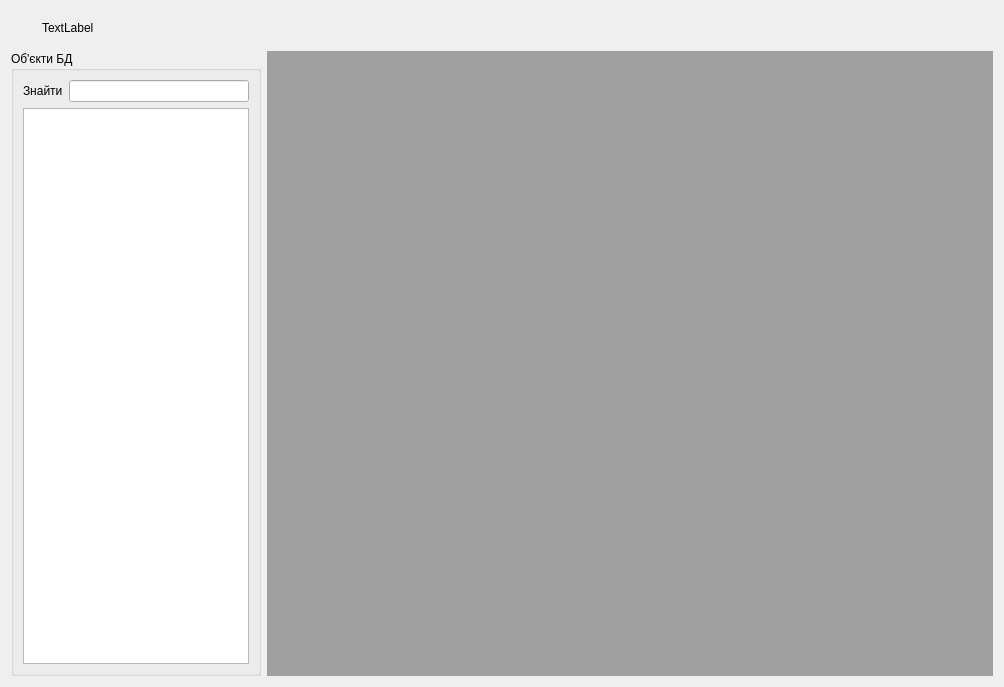
Before: the Qt Designer form DatabseDialog/databsedialog.ui in rust3128/Istari, drawn with Qt 5.
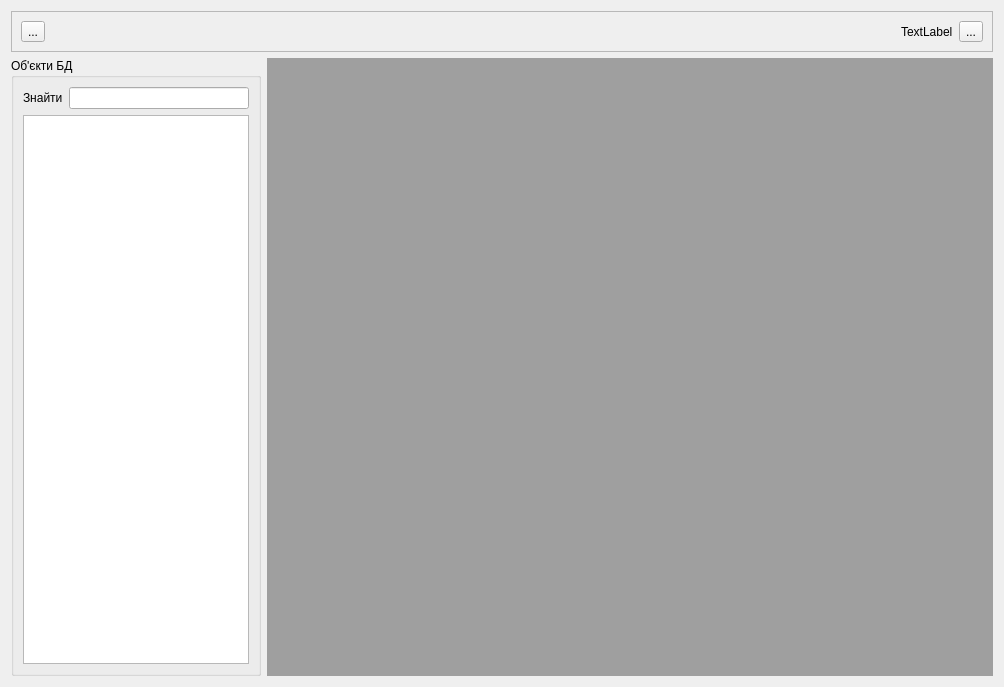
After: the same form once the commit is applied. Icons and pictures are not drawn.

The edit to the form file:
```diff
--- a/DatabseDialog/databsedialog.ui
+++ b/DatabseDialog/databsedialog.ui
@@ -13,7 +13,7 @@
   <property name="windowTitle">
    <string>Dialog</string>
   </property>
-  <layout class="QGridLayout" name="gridLayout_3">
+  <layout class="QGridLayout" name="gridLayout">
    <item row="1" column="0">
     <widget class="QGroupBox" name="groupBox">
      <property name="minimumSize">
@@ -32,7 +32,17 @@
       <string>Об'єкти БД</string>
      </property>
      <layout class="QGridLayout" name="gridLayout_2">
-      <item row="1" column="0" colspan="2">
+      <item row="1" column="1">
+       <widget class="QLineEdit" name="lineEditFilter"/>
+      </item>
+      <item row="1" column="0">
+       <widget class="QLabel" name="label">
+        <property name="text">
+         <string>Знайти</string>
+        </property>
+       </widget>
+      </item>
+      <item row="2" column="0" colspan="2">
        <widget class="QTreeView" name="treeViewDatabase">
         <property name="editTriggers">
          <set>QAbstractItemView::EditTrigger::NoEditTriggers</set>
@@ -45,16 +55,6 @@
         </property>
        </widget>
       </item>
-      <item row="0" column="0">
-       <widget class="QLabel" name="label">
-        <property name="text">
-         <string>Знайти</string>
-        </property>
-       </widget>
-      </item>
-      <item row="0" column="1">
-       <widget class="QLineEdit" name="lineEditFilter"/>
-      </item>
      </layout>
     </widget>
    </item>
@@ -84,9 +84,48 @@
     </widget>
    </item>
    <item row="0" column="0" colspan="2">
-    <widget class="QFrame" name="frameConnectionStatus">
-     <layout class="QGridLayout" name="gridLayout">
-      <item row="0" column="0">
+    <widget class="QFrame" name="frame">
+     <property name="frameShape">
+      <enum>QFrame::Shape::StyledPanel</enum>
+     </property>
+     <property name="frameShadow">
+      <enum>QFrame::Shadow::Raised</enum>
+     </property>
+     <layout class="QHBoxLayout" name="horizontalLayout">
+      <item>
+       <widget class="QToolButton" name="toolButtonSQLEditor">
+        <property name="toolTip">
+         <string>&lt;html&gt;&lt;head/&gt;&lt;body&gt;&lt;p&gt;SQL Редактор (&lt;span style=&quot; font-weight:700;&quot;&gt;F12&lt;/span&gt;)&lt;/p&gt;&lt;/body&gt;&lt;/html&gt;</string>
+        </property>
+        <property name="text">
+         <string>...</string>
+        </property>
+        <property name="icon">
+         <iconset resource="../resourses.qrc">
+          <normaloff>:/Resources/Images/sql_editor.png</normaloff>:/Resources/Images/sql_editor.png</iconset>
+        </property>
+        <property name="iconSize">
+         <size>
+          <width>24</width>
+          <height>24</height>
+         </size>
+        </property>
+       </widget>
+      </item>
+      <item>
+       <spacer name="horizontalSpacer">
+        <property name="orientation">
+         <enum>Qt::Orientation::Horizontal</enum>
+        </property>
+        <property name="sizeHint" stdset="0">
+         <size>
+          <width>810</width>
+          <height>20</height>
+         </size>
+        </property>
+       </spacer>
+      </item>
+      <item>
        <widget class="QLabel" name="labelStatusLogo">
         <property name="minimumSize">
          <size>
@@ -111,13 +150,45 @@
         </property>
        </widget>
       </item>
-      <item row="0" column="1">
+      <item>
        <widget class="QLabel" name="labelStatusText">
         <property name="text">
          <string>TextLabel</string>
         </property>
        </widget>
       </item>
+      <item>
+       <widget class="QToolButton" name="toolButtonFullScreen">
+        <property name="toolTip">
+         <string>&lt;html&gt;&lt;head/&gt;&lt;body&gt;&lt;p&gt;Розгорнути на весь екран&lt;/p&gt;&lt;/body&gt;&lt;/html&gt;</string>
+        </property>
+        <property name="text">
+         <string>...</string>
+        </property>
+        <property name="icon">
+         <iconset resource="../resourses.qrc">
+          <normaloff>:/Resources/Images/full-screen.png</normaloff>:/Resources/Images/full-screen.png</iconset>
+        </property>
+        <property name="iconSize">
+         <size>
+          <width>24</width>
+          <height>24</height>
+         </size>
+        </property>
+        <property name="checkable">
+         <bool>false</bool>
+        </property>
+        <property name="autoRepeat">
+         <bool>false</bool>
+        </property>
+        <property name="autoExclusive">
+         <bool>false</bool>
+        </property>
+        <property name="autoRaise">
+         <bool>false</bool>
+        </property>
+       </widget>
+      </item>
      </layout>
     </widget>
    </item>
```
